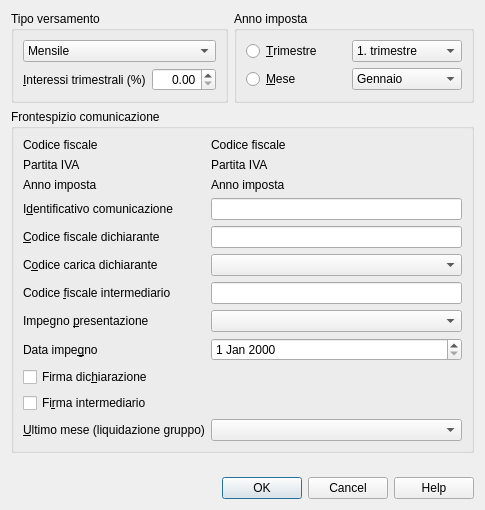
Above: Iva/2017/ch.banana.script.italianvatreport.2017.dialog.ui from BananaAccounting/Italia before the change. Below: the same form after it.
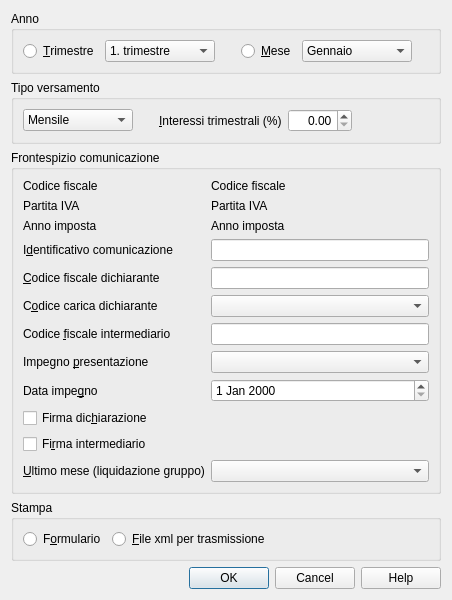
That is the form after the change.

Diff of the .ui file:
```diff
--- a/Iva/2017/ch.banana.script.italianvatreport.2017.dialog.ui
+++ b/Iva/2017/ch.banana.script.italianvatreport.2017.dialog.ui
@@ -6,91 +6,30 @@
    <rect>
     <x>0</x>
     <y>0</y>
-    <width>465</width>
-    <height>510</height>
+    <width>452</width>
+    <height>572</height>
    </rect>
   </property>
   <property name="windowTitle">
    <string notr="true">Comunicazione IVA</string>
   </property>
-  <layout class="QVBoxLayout" name="verticalLayout_4">
-   <item>
-    <layout class="QHBoxLayout" name="horizontalLayout_2">
-     <item>
-      <widget class="QGroupBox" name="liquidazioneGroupBox">
-       <property name="title">
-        <string>Tipo versamento</string>
-       </property>
-       <layout class="QVBoxLayout" name="verticalLayout">
-        <item>
-         <widget class="QComboBox" name="tipoVersamentoComboBox">
-          <property name="sizePolicy">
-           <sizepolicy hsizetype="Expanding" vsizetype="Fixed">
-            <horstretch>0</horstretch>
-            <verstretch>0</verstretch>
-           </sizepolicy>
-          </property>
-          <property name="minimumSize">
-           <size>
-            <width>110</width>
-            <height>0</height>
-           </size>
-          </property>
-          <item>
-           <property name="text">
-            <string>Mensile</string>
-           </property>
-          </item>
-          <item>
-           <property name="text">
-            <string>Trimestrale</string>
-           </property>
-          </item>
-         </widget>
-        </item>
-        <item>
-         <layout class="QHBoxLayout" name="horizontalLayout">
-          <item>
-           <widget class="QLabel" name="interesseLabel">
-            <property name="text">
-             <string notr="true">&amp;Interessi trimestrali (%)</string>
-            </property>
-            <property name="buddy">
-             <cstring>interesseSpinBox</cstring>
-            </property>
-           </widget>
-          </item>
-          <item>
-           <widget class="QDoubleSpinBox" name="interesseSpinBox">
-            <property name="alignment">
-             <set>Qt::AlignRight|Qt::AlignTrailing|Qt::AlignVCenter</set>
-            </property>
-            <property name="maximum">
-             <double>100.000000000000000</double>
-            </property>
-           </widget>
-          </item>
-         </layout>
-        </item>
-       </layout>
-      </widget>
-     </item>
+  <layout class="QVBoxLayout" name="verticalLayout_5">
      <item>
       <widget class="QGroupBox" name="periodoGroupBox">
        <property name="title">
-        <string notr="true">Anno imposta</string>
+      <string notr="true">Anno</string>
        </property>
        <layout class="QVBoxLayout" name="verticalLayout_3">
         <item>
-         <layout class="QGridLayout" name="gridLayout_2">
-          <item row="0" column="0">
+       <layout class="QHBoxLayout" name="horizontalLayout_3">
+        <item>
            <widget class="QRadioButton" name="trimestreRadioButton">
             <property name="text">
              <string notr="true">&amp;Trimestre</string>
             </property>
            </widget>
           </item>
-          <item row="0" column="1">
+        <item>
            <widget class="QComboBox" name="trimestreComboBox">
             <property name="minimumSize">
              <size>
@@ -120,11 +59,27 @@
             </item>
            </widget>
           </item>
-          <item row="1" column="0">
+        <item>
+         <spacer name="horizontalSpacer_4">
+          <property name="orientation">
+           <enum>Qt::Horizontal</enum>
+          </property>
+          <property name="sizeType">
+           <enum>QSizePolicy::Fixed</enum>
+          </property>
+          <property name="sizeHint" stdset="0">
+           <size>
+            <width>20</width>
+            <height>20</height>
+           </size>
+          </property>
+         </spacer>
+        </item>
+        <item>
            <widget class="QRadioButton" name="meseRadioButton">
             <property name="minimumSize">
              <size>
-              <width>100</width>
+            <width>0</width>
               <height>0</height>
              </size>
             </property>
@@ -133,7 +88,7 @@
             </property>
            </widget>
           </item>
-          <item row="1" column="1">
+        <item>
            <widget class="QComboBox" name="meseComboBox">
             <property name="minimumSize">
              <size>
@@ -203,12 +158,111 @@
             </item>
            </widget>
           </item>
+        <item>
+         <spacer name="horizontalSpacer_3">
+          <property name="orientation">
+           <enum>Qt::Horizontal</enum>
+          </property>
+          <property name="sizeHint" stdset="0">
+           <size>
+            <width>40</width>
+            <height>20</height>
+           </size>
+          </property>
+         </spacer>
+        </item>
          </layout>
         </item>
        </layout>
       </widget>
      </item>
-    </layout>
+   <item>
+    <widget class="QGroupBox" name="liquidazioneGroupBox">
+     <property name="title">
+      <string>Tipo versamento</string>
+     </property>
+     <layout class="QVBoxLayout" name="verticalLayout">
+      <item>
+       <layout class="QHBoxLayout" name="horizontalLayout">
+        <item>
+         <widget class="QComboBox" name="tipoVersamentoComboBox">
+          <property name="sizePolicy">
+           <sizepolicy hsizetype="Expanding" vsizetype="Fixed">
+            <horstretch>0</horstretch>
+            <verstretch>0</verstretch>
+           </sizepolicy>
+          </property>
+          <property name="minimumSize">
+           <size>
+            <width>110</width>
+            <height>0</height>
+           </size>
+          </property>
+          <item>
+           <property name="text">
+            <string>Mensile</string>
+           </property>
+          </item>
+          <item>
+           <property name="text">
+            <string>Trimestrale</string>
+           </property>
+          </item>
+         </widget>
+        </item>
+        <item>
+         <spacer name="horizontalSpacer_5">
+          <property name="orientation">
+           <enum>Qt::Horizontal</enum>
+          </property>
+          <property name="sizeType">
+           <enum>QSizePolicy::Fixed</enum>
+          </property>
+          <property name="sizeHint" stdset="0">
+           <size>
+            <width>20</width>
+            <height>20</height>
+           </size>
+          </property>
+         </spacer>
+        </item>
+        <item>
+         <widget class="QLabel" name="interesseLabel">
+          <property name="text">
+           <string notr="true">&amp;Interessi trimestrali (%)</string>
+          </property>
+          <property name="buddy">
+           <cstring>interesseSpinBox</cstring>
+          </property>
+         </widget>
+        </item>
+        <item>
+         <widget class="QDoubleSpinBox" name="interesseSpinBox">
+          <property name="alignment">
+           <set>Qt::AlignRight|Qt::AlignTrailing|Qt::AlignVCenter</set>
+          </property>
+          <property name="maximum">
+           <double>100.000000000000000</double>
+          </property>
+         </widget>
+        </item>
+        <item>
+         <spacer name="horizontalSpacer_2">
+          <property name="orientation">
+           <enum>Qt::Horizontal</enum>
+          </property>
+          <property name="sizeHint" stdset="0">
+           <size>
+            <width>40</width>
+            <height>20</height>
+           </size>
+          </property>
+         </spacer>
+        </item>
+       </layout>
+      </item>
+     </layout>
+    </widget>
    </item>
    <item>
     <widget class="QGroupBox" name="intestazioneGroupBox">
@@ -685,6 +739,46 @@
      </layout>
     </widget>
    </item>
+   <item>
+    <widget class="QGroupBox" name="stampaGroupBox">
+     <property name="title">
+      <string>Stampa</string>
+     </property>
+     <layout class="QVBoxLayout" name="verticalLayout_4">
+      <item>
+       <layout class="QHBoxLayout" name="horizontalLayout_2">
+        <item>
+         <widget class="QRadioButton" name="stampaReportRadioButton">
+          <property name="text">
+           <string>F&amp;ormulario</string>
+          </property>
+         </widget>
+        </item>
+        <item>
+         <widget class="QRadioButton" name="stampaXmlRadioButton">
+          <property name="text">
+           <string>&amp;File xml per trasmissione</string>
+          </property>
+         </widget>
+        </item>
+        <item>
+         <spacer name="horizontalSpacer">
+          <property name="orientation">
+           <enum>Qt::Horizontal</enum>
+          </property>
+          <property name="sizeHint" stdset="0">
+           <size>
+            <width>40</width>
+            <height>20</height>
+           </size>
+          </property>
+         </spacer>
+        </item>
+       </layout>
+      </item>
+     </layout>
+    </widget>
+   </item>
    <item>
     <spacer name="verticalSpacer">
      <property name="orientation">
```
Left out of the diff: 6 changed lines with no effect on the pictures. Lines whose indentation alone changed are shown as unchanged.
